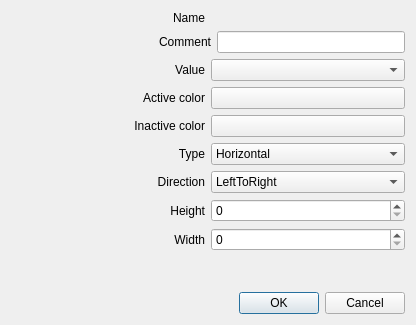
Above: sources/awesome-widget/graphicalitem.ui from arcan1s/awesome-widgets before the change. Below: the same form after it.
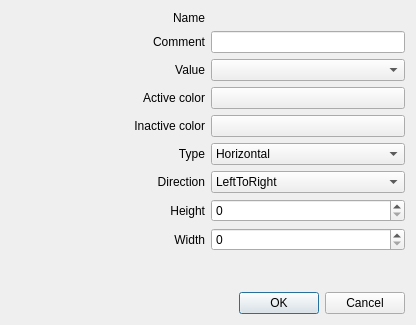
That is the form after the change.

Commit message: rewrite all ui interfaces t oKDE standards

The edit to the form file:
```diff
--- a/sources/awesome-widget/graphicalitem.ui
+++ b/sources/awesome-widget/graphicalitem.ui
@@ -39,11 +39,11 @@
     <layout class="QHBoxLayout" name="layout_comment">
      <item>
       <widget class="QLabel" name="label_comment">
-       <property name="minimumSize">
-        <size>
-         <width>200</width>
-         <height>0</height>
-        </size>
+       <property name="sizePolicy">
+        <sizepolicy hsizetype="Expanding" vsizetype="Preferred">
+         <horstretch>0</horstretch>
+         <verstretch>0</verstretch>
+        </sizepolicy>
        </property>
        <property name="text">
         <string>Comment</string>
```
The commit also changes 7 other files.
